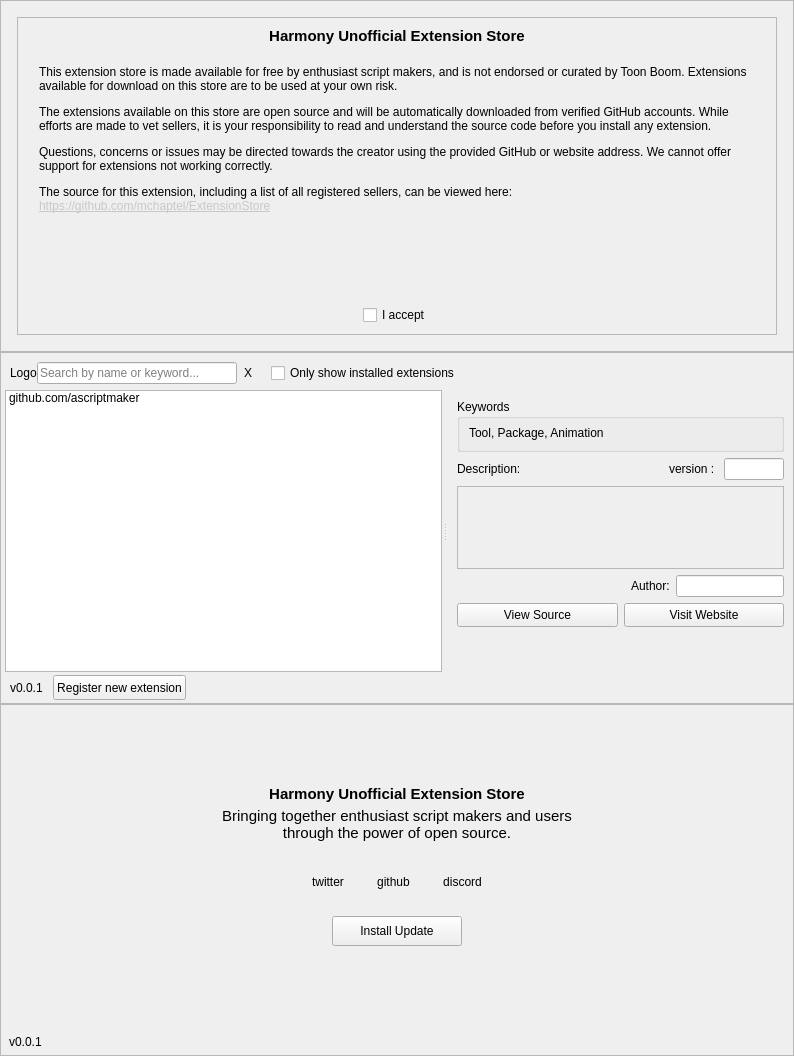
The window that ExtensionStore/resources/store.ui (mchaptel/ExtensionStore) describes before a commit, drawn with Qt 5.
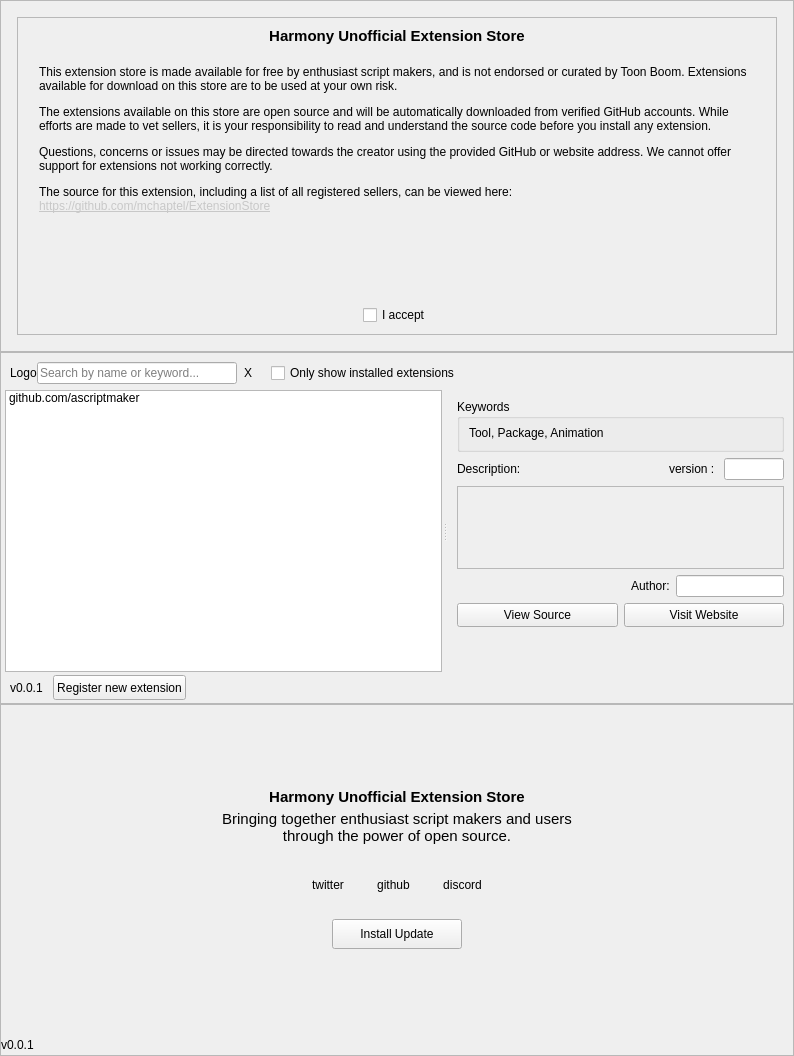
The same window after the commit.

Commit message: Fixed ui shift when store loading progressbar appears.

Diff of the .ui file:
```diff
--- a/ExtensionStore/resources/store.ui
+++ b/ExtensionStore/resources/store.ui
@@ -1170,42 +1170,13 @@
          <property name="bottomMargin">
           <number>3</number>
          </property>
-         <item>
-          <spacer name="horizontalSpacer_9">
-           <property name="orientation">
-            <enum>Qt::Horizontal</enum>
-           </property>
-           <property name="sizeType">
-            <enum>QSizePolicy::Fixed</enum>
-           </property>
-           <property name="sizeHint" stdset="0">
-            <size>
-             <width>8</width>
-             <height>20</height>
-            </size>
-           </property>
-          </spacer>
-         </item>
-         <item>
+         <item alignment="Qt::AlignLeft">
           <widget class="QLabel" name="storeVersion">
            <property name="text">
             <string>v0.0.1</string>
            </property>
           </widget>
          </item>
-         <item>
-          <spacer name="horizontalSpacer_3">
-           <property name="orientation">
-            <enum>Qt::Horizontal</enum>
-           </property>
-           <property name="sizeHint" stdset="0">
-            <size>
-             <width>40</width>
-             <height>20</height>
-            </size>
-           </property>
-          </spacer>
-         </item>
         </layout>
        </widget>
       </item>
```
The commit also changes 2 other files.
